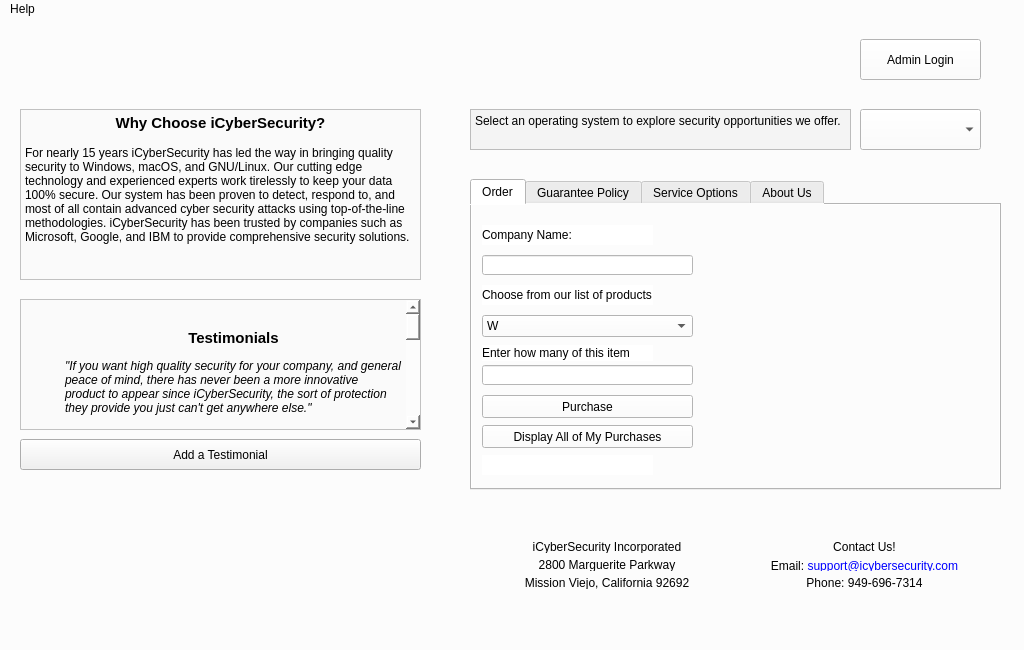
First picture: the form in src/mainwindow.ui, repository brianclinkenbeard/pamphlet, before the edit.
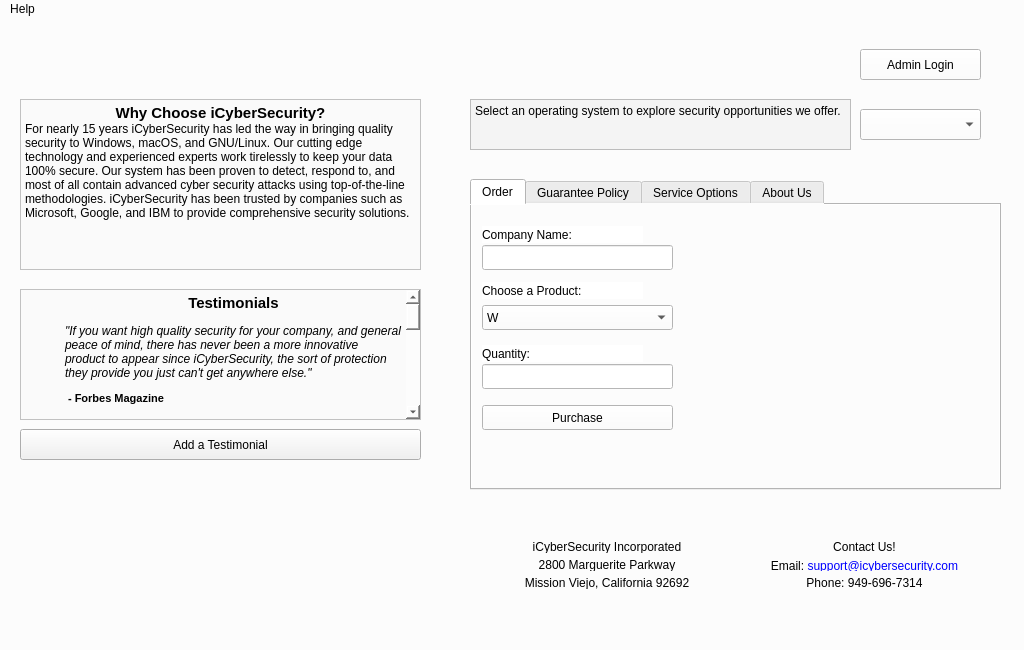
Second picture: the form after the edit.

Commit message: minor ui changes, remove transaction option from customer window

Diff of the .ui file:
```diff
--- a/src/mainwindow.ui
+++ b/src/mainwindow.ui
@@ -118,7 +118,7 @@
     <property name="geometry">
      <rect>
       <x>20</x>
-      <y>90</y>
+      <y>80</y>
       <width>401</width>
       <height>171</height>
      </rect>
@@ -130,17 +130,16 @@
      <string>&lt;!DOCTYPE HTML PUBLIC &quot;-//W3C//DTD HTML 4.0//EN&quot; &quot;http://www.w3.org/TR/REC-html40/strict.dtd&quot;&gt;
 &lt;html&gt;&lt;head&gt;&lt;meta name=&quot;qrichtext&quot; content=&quot;1&quot; /&gt;&lt;style type=&quot;text/css&quot;&gt;
 p, li { white-space: pre-wrap; }
-&lt;/style&gt;&lt;/head&gt;&lt;body style=&quot; font-family:'MS Shell Dlg 2'; font-size:8.25pt; font-weight:400; font-style:normal;&quot;&gt;
-&lt;p align=&quot;center&quot; style=&quot; margin-top:0px; margin-bottom:0px; margin-left:0px; margin-right:0px; -qt-block-indent:0; text-indent:0px;&quot;&gt;&lt;span style=&quot; font-size:11pt; font-weight:600;&quot;&gt;Why Choose iCyberSecurity?&lt;/span&gt;&lt;/p&gt;
-&lt;p style=&quot;-qt-paragraph-type:empty; margin-top:0px; margin-bottom:0px; margin-left:0px; margin-right:0px; -qt-block-indent:0; text-indent:0px; font-size:9pt; font-weight:600;&quot;&gt;&lt;br /&gt;&lt;/p&gt;
-&lt;p style=&quot; margin-top:0px; margin-bottom:0px; margin-left:0px; margin-right:0px; -qt-block-indent:0; text-indent:0px;&quot;&gt;&lt;a name=&quot;lipsum&quot;&gt;&lt;/a&gt;&lt;span style=&quot; font-family:'Sans Serif'; font-size:9pt;&quot;&gt;F&lt;/span&gt;&lt;span style=&quot; font-family:'Sans Serif'; font-size:9pt;&quot;&gt;or nearly 15 years iCyberSecurity has led the way in bringing quality security to Windows, macOS, and GNU/Linux. Our cutting edge technology and experienced experts work tirelessly to keep your data 100% secure. Our system has been proven to detect, respond to, and most of all contain advanced cyber security attacks using top-of-the-line methodologies. iCyberSecurity has been trusted by companies such as Microsoft, Google, and IBM to provide comprehensive security solutions.&lt;/span&gt;&lt;/p&gt;&lt;/body&gt;&lt;/html&gt;</string>
+&lt;/style&gt;&lt;/head&gt;&lt;body style=&quot; font-family:'Sans Serif'; font-size:9pt; font-weight:400; font-style:normal;&quot;&gt;
+&lt;p align=&quot;center&quot; style=&quot; margin-top:0px; margin-bottom:0px; margin-left:0px; margin-right:0px; -qt-block-indent:0; text-indent:0px;&quot;&gt;&lt;span style=&quot; font-family:'MS Shell Dlg 2'; font-size:11pt; font-weight:600;&quot;&gt;Why Choose iCyberSecurity?&lt;/span&gt;&lt;/p&gt;
+&lt;p style=&quot; margin-top:0px; margin-bottom:0px; margin-left:0px; margin-right:0px; -qt-block-indent:0; text-indent:0px;&quot;&gt;&lt;a name=&quot;lipsum&quot;&gt;&lt;/a&gt;For nearly 15 years iCyberSecurity has led the way in bringing quality security to Windows, macOS, and GNU/Linux. Our cutting edge technology and experienced experts work tirelessly to keep your data 100% secure. Our system has been proven to detect, respond to, and most of all contain advanced cyber security attacks using top-of-the-line methodologies. iCyberSecurity has been trusted by companies such as Microsoft, Google, and IBM to provide comprehensive security solutions.&lt;/p&gt;&lt;/body&gt;&lt;/html&gt;</string>
     </property>
    </widget>
    <widget class="QTextBrowser" name="testimonials_browser">
     <property name="geometry">
      <rect>
       <x>20</x>
-      <y>280</y>
+      <y>270</y>
       <width>401</width>
       <height>131</height>
      </rect>
@@ -152,30 +151,29 @@
      <string>&lt;!DOCTYPE HTML PUBLIC &quot;-//W3C//DTD HTML 4.0//EN&quot; &quot;http://www.w3.org/TR/REC-html40/strict.dtd&quot;&gt;
 &lt;html&gt;&lt;head&gt;&lt;meta name=&quot;qrichtext&quot; content=&quot;1&quot; /&gt;&lt;style type=&quot;text/css&quot;&gt;
 p, li { white-space: pre-wrap; }
-&lt;/style&gt;&lt;/head&gt;&lt;body style=&quot; font-family:'MS Shell Dlg 2'; font-size:8.25pt; font-weight:400; font-style:normal;&quot;&gt;
-&lt;p style=&quot;-qt-paragraph-type:empty; margin-top:12px; margin-bottom:0px; margin-left:0px; margin-right:0px; -qt-block-indent:1; text-indent:0px;&quot;&gt;&lt;br /&gt;&lt;/p&gt;
-&lt;p align=&quot;center&quot; style=&quot; margin-top:12px; margin-bottom:0px; margin-left:0px; margin-right:0px; -qt-block-indent:1; text-indent:0px;&quot;&gt;&lt;span style=&quot; font-family:'Sans Serif'; font-size:11pt; font-weight:600;&quot;&gt;Testimonials&lt;/span&gt;&lt;/p&gt;
-&lt;p style=&quot; margin-top:12px; margin-bottom:0px; margin-left:0px; margin-right:0px; -qt-block-indent:1; text-indent:0px;&quot;&gt;&lt;span style=&quot; font-family:'Sans Serif'; font-size:9pt; font-style:italic;&quot;&gt;&amp;quot;If you want high quality security for your company, and general peace of mind, there has never been a more innovative product to appear since iCyberSecurity, the sort of protection they provide you just can't get anywhere else.&amp;quot;&lt;/span&gt;&lt;/p&gt;
-&lt;p style=&quot; margin-top:12px; margin-bottom:0px; margin-left:0px; margin-right:0px; -qt-block-indent:1; text-indent:0px;&quot;&gt;&lt;span style=&quot; font-family:'Sans Serif'; font-size:8pt;&quot;&gt; &lt;/span&gt;&lt;span style=&quot; font-family:'Sans Serif'; font-size:8pt; font-weight:600;&quot;&gt;- Forbes Magazine&lt;/span&gt;&lt;/p&gt;
-&lt;p style=&quot; margin-top:12px; margin-bottom:0px; margin-left:0px; margin-right:0px; -qt-block-indent:1; text-indent:0px;&quot;&gt;&lt;span style=&quot; font-family:'Sans Serif'; font-size:9pt; font-style:italic;&quot;&gt;&amp;quot;iCyberSecurity is #1 in the industry when it comes to providing the quickest and most effective means of preventing cyber attacks. The innovative technology embedded in their algorithms leaves our company feeling secure so we can focus on the task at hand.&amp;quot; &lt;/span&gt;&lt;/p&gt;
-&lt;p style=&quot;-qt-paragraph-type:empty; margin-top:12px; margin-bottom:0px; margin-left:0px; margin-right:0px; -qt-block-indent:1; text-indent:0px; font-family:'Sans Serif'; font-size:9pt; font-style:italic;&quot;&gt;&lt;br /&gt;&lt;/p&gt;
-&lt;p style=&quot; margin-top:12px; margin-bottom:0px; margin-left:0px; margin-right:0px; -qt-block-indent:1; text-indent:0px;&quot;&gt;&lt;span style=&quot; font-family:'Sans Serif'; font-size:8pt; font-weight:600;&quot;&gt;- Google&lt;/span&gt;&lt;/p&gt;
-&lt;p style=&quot; margin-top:12px; margin-bottom:0px; margin-left:0px; margin-right:0px; -qt-block-indent:1; text-indent:0px;&quot;&gt;&lt;span style=&quot; font-family:'Sans Serif'; font-size:9pt; font-style:italic;&quot;&gt;&amp;quot;We use iCyberSecurity here at IBM and cannot say enough how greatly they have helped us. Their software combines ease of use with a wide range of functionality very effectively. iCyberSecurity provides extremely comprehensive solutions and assures that even the most complex attacks are contained.&amp;quot;&lt;/span&gt;&lt;/p&gt;
-&lt;p style=&quot; margin-top:12px; margin-bottom:0px; margin-left:0px; margin-right:0px; -qt-block-indent:1; text-indent:0px;&quot;&gt;&lt;span style=&quot; font-family:'Sans Serif'; font-size:8pt; font-weight:600;&quot;&gt;- IBM&lt;/span&gt;&lt;/p&gt;
-&lt;p style=&quot; margin-top:12px; margin-bottom:0px; margin-left:0px; margin-right:0px; -qt-block-indent:1; text-indent:0px;&quot;&gt;&lt;span style=&quot; font-family:'Sans Serif'; font-size:9pt; font-style:italic;&quot;&gt;&amp;quot;With the dawn of the digital age it has become an increasing concern for our company to keep up with the technology of our competition and the demands of our customers for the instant gratification of digital banking. With this comes a great risk to our customers security, and the burden of this responsibility has been lifted off our shoulders thanks to the help of iCyberSecurity. Finally, a reliable company that truly deems our comapny and our customer's security as a trop priority.&amp;quot;&lt;/span&gt;&lt;/p&gt;
-&lt;p style=&quot; margin-top:12px; margin-bottom:0px; margin-left:0px; margin-right:0px; -qt-block-indent:1; text-indent:0px;&quot;&gt;&lt;span style=&quot; font-family:'Sans Serif'; font-size:8pt; font-weight:600;&quot;&gt;- Bank of America&lt;/span&gt;&lt;/p&gt;
-&lt;p style=&quot; margin-top:12px; margin-bottom:0px; margin-left:0px; margin-right:0px; -qt-block-indent:1; text-indent:0px;&quot;&gt;&lt;span style=&quot; font-family:'Sans Serif'; font-size:9pt; font-style:italic;&quot;&gt;&amp;quot;Millions of people use our online service everyday. And with that comes a huge responsibility for our company to keep their data and their identities safe. iCyberSecurity has made our job so much easier by keeping both our data and our reputation safe.&amp;quot;&lt;/span&gt;&lt;/p&gt;
-&lt;p style=&quot; margin-top:12px; margin-bottom:0px; margin-left:0px; margin-right:0px; -qt-block-indent:1; text-indent:0px;&quot;&gt;&lt;span style=&quot; font-family:'Sans Serif'; font-size:8pt; font-weight:600;&quot;&gt;- Linked In&lt;/span&gt;&lt;/p&gt;
-&lt;p style=&quot; margin-top:12px; margin-bottom:0px; margin-left:0px; margin-right:0px; -qt-block-indent:1; text-indent:0px;&quot;&gt;&lt;span style=&quot; font-size:9pt; font-style:italic;&quot;&gt;“iCyberSecurity allows us to stay a step ahead of cyber criminals, and to effectively protect our customers’ data before an attack even occurs.Their services have made it much easier to respond to a cyber attack, and much faster. We're now able to use less resources, which gives our team more time to focus on development.”&lt;/span&gt;&lt;/p&gt;
-&lt;p style=&quot; margin-top:12px; margin-bottom:0px; margin-left:0px; margin-right:0px; -qt-block-indent:1; text-indent:0px;&quot;&gt;&lt;span style=&quot; font-family:'Sans Serif'; font-size:8pt; font-weight:600;&quot;&gt;- Adobe&lt;/span&gt;&lt;/p&gt;
-&lt;p style=&quot; margin-top:12px; margin-bottom:0px; margin-left:0px; margin-right:0px; -qt-block-indent:1; text-indent:0px;&quot;&gt;&lt;span style=&quot; font-family:'Sans Serif'; font-size:9pt; font-style:italic;&quot;&gt;&amp;quot;Choosing iCyberSecurity as a solution to cyber security for our comopany has proven over time to be a very strategic choice, with the sheer amount of features alone, this is the best security solution we have ever utilized.&lt;/span&gt;&lt;/p&gt;
-&lt;p style=&quot; margin-top:12px; margin-bottom:0px; margin-left:0px; margin-right:0px; -qt-block-indent:1; text-indent:0px;&quot;&gt;&lt;span style=&quot; font-family:'Sans Serif'; font-size:8pt; font-weight:600;&quot;&gt;- CVS&lt;/span&gt;&lt;/p&gt;
-&lt;p style=&quot; margin-top:12px; margin-bottom:0px; margin-left:0px; margin-right:0px; -qt-block-indent:1; text-indent:0px;&quot;&gt;&lt;span style=&quot; font-family:'Sans Serif'; font-size:9pt; font-style:italic;&quot;&gt;&amp;quot;Our information and management risk Department uses iCyberSecurity as an effective tool to communicate security threats to our businesses which has given us a competitive advantage over our competition, and allowed us to globalize our security management with immense ease.&amp;quot;&lt;/span&gt;&lt;/p&gt;
-&lt;p style=&quot; margin-top:12px; margin-bottom:0px; margin-left:0px; margin-right:0px; -qt-block-indent:1; text-indent:0px;&quot;&gt;&lt;span style=&quot; font-family:'Sans Serif'; font-size:8pt; font-weight:600;&quot;&gt;- Chevron&lt;/span&gt;&lt;/p&gt;
-&lt;p style=&quot; margin-top:12px; margin-bottom:0px; margin-left:0px; margin-right:0px; -qt-block-indent:1; text-indent:0px;&quot;&gt;&lt;span style=&quot; font-family:'Sans Serif'; font-size:9pt; font-style:italic;&quot;&gt;&amp;quot;iCyberSecurity has allowed our company to maintain continuity between our various vendors, and keep our various teams on the same page. This prodcut allows us to maintain a comprehensive risk and security analysis across all our departments.&amp;quot;&lt;/span&gt;&lt;/p&gt;
-&lt;p style=&quot; margin-top:12px; margin-bottom:0px; margin-left:0px; margin-right:0px; -qt-block-indent:1; text-indent:0px;&quot;&gt;&lt;span style=&quot; font-family:'Sans Serif'; font-size:8pt; font-weight:600;&quot;&gt;- Shell&lt;/span&gt;&lt;/p&gt;
-&lt;p style=&quot; margin-top:12px; margin-bottom:0px; margin-left:0px; margin-right:0px; -qt-block-indent:1; text-indent:0px;&quot;&gt;&lt;span style=&quot; font-family:'Sans Serif'; font-size:9pt; font-style:italic;&quot;&gt;&amp;quot;With more and more sophistaicatred digital technology in such high demand by our users, we were in desperate need for a universal solution to our security needs here in our technology department. After going with iCyberSecurity we don't regret the decision at all, it has made all our lives so much easier.&lt;/span&gt;&lt;/p&gt;
-&lt;p style=&quot; margin-top:12px; margin-bottom:0px; margin-left:0px; margin-right:0px; -qt-block-indent:1; text-indent:0px;&quot;&gt;&lt;span style=&quot; font-family:'Sans Serif'; font-size:8pt; font-weight:600;&quot;&gt;- Saddleback College&lt;/span&gt;&lt;/p&gt;&lt;/body&gt;&lt;/html&gt;</string>
+&lt;/style&gt;&lt;/head&gt;&lt;body style=&quot; font-family:'Sans Serif'; font-size:9pt; font-weight:400; font-style:normal;&quot;&gt;
+&lt;p align=&quot;center&quot; style=&quot; margin-top:12px; margin-bottom:0px; margin-left:0px; margin-right:0px; -qt-block-indent:1; text-indent:0px;&quot;&gt;&lt;span style=&quot; font-size:11pt; font-weight:600;&quot;&gt;Testimonials&lt;/span&gt;&lt;/p&gt;
+&lt;p style=&quot; margin-top:12px; margin-bottom:0px; margin-left:0px; margin-right:0px; -qt-block-indent:1; text-indent:0px;&quot;&gt;&lt;span style=&quot; font-style:italic;&quot;&gt;&amp;quot;If you want high quality security for your company, and general peace of mind, there has never been a more innovative product to appear since iCyberSecurity, the sort of protection they provide you just can't get anywhere else.&amp;quot;&lt;/span&gt;&lt;/p&gt;
+&lt;p style=&quot; margin-top:12px; margin-bottom:0px; margin-left:0px; margin-right:0px; -qt-block-indent:1; text-indent:0px;&quot;&gt;&lt;span style=&quot; font-size:8pt;&quot;&gt; &lt;/span&gt;&lt;span style=&quot; font-size:8pt; font-weight:600;&quot;&gt;- Forbes Magazine&lt;/span&gt;&lt;/p&gt;
+&lt;p style=&quot; margin-top:12px; margin-bottom:0px; margin-left:0px; margin-right:0px; -qt-block-indent:1; text-indent:0px;&quot;&gt;&lt;span style=&quot; font-style:italic;&quot;&gt;&amp;quot;iCyberSecurity is #1 in the industry when it comes to providing the quickest and most effective means of preventing cyber attacks. The innovative technology embedded in their algorithms leaves our company feeling secure so we can focus on the task at hand.&amp;quot; &lt;/span&gt;&lt;/p&gt;
+&lt;p style=&quot;-qt-paragraph-type:empty; margin-top:12px; margin-bottom:0px; margin-left:0px; margin-right:0px; -qt-block-indent:1; text-indent:0px; font-style:italic;&quot;&gt;&lt;br /&gt;&lt;/p&gt;
+&lt;p style=&quot; margin-top:12px; margin-bottom:0px; margin-left:0px; margin-right:0px; -qt-block-indent:1; text-indent:0px;&quot;&gt;&lt;span style=&quot; font-size:8pt; font-weight:600;&quot;&gt;- Google&lt;/span&gt;&lt;/p&gt;
+&lt;p style=&quot; margin-top:12px; margin-bottom:0px; margin-left:0px; margin-right:0px; -qt-block-indent:1; text-indent:0px;&quot;&gt;&lt;span style=&quot; font-style:italic;&quot;&gt;&amp;quot;We use iCyberSecurity here at IBM and cannot say enough how greatly they have helped us. Their software combines ease of use with a wide range of functionality very effectively. iCyberSecurity provides extremely comprehensive solutions and assures that even the most complex attacks are contained.&amp;quot;&lt;/span&gt;&lt;/p&gt;
+&lt;p style=&quot; margin-top:12px; margin-bottom:0px; margin-left:0px; margin-right:0px; -qt-block-indent:1; text-indent:0px;&quot;&gt;&lt;span style=&quot; font-size:8pt; font-weight:600;&quot;&gt;- IBM&lt;/span&gt;&lt;/p&gt;
+&lt;p style=&quot; margin-top:12px; margin-bottom:0px; margin-left:0px; margin-right:0px; -qt-block-indent:1; text-indent:0px;&quot;&gt;&lt;span style=&quot; font-style:italic;&quot;&gt;&amp;quot;With the dawn of the digital age it has become an increasing concern for our company to keep up with the technology of our competition and the demands of our customers for the instant gratification of digital banking. With this comes a great risk to our customers security, and the burden of this responsibility has been lifted off our shoulders thanks to the help of iCyberSecurity. Finally, a reliable company that truly deems our comapny and our customer's security as a trop priority.&amp;quot;&lt;/span&gt;&lt;/p&gt;
+&lt;p style=&quot; margin-top:12px; margin-bottom:0px; margin-left:0px; margin-right:0px; -qt-block-indent:1; text-indent:0px;&quot;&gt;&lt;span style=&quot; font-size:8pt; font-weight:600;&quot;&gt;- Bank of America&lt;/span&gt;&lt;/p&gt;
+&lt;p style=&quot; margin-top:12px; margin-bottom:0px; margin-left:0px; margin-right:0px; -qt-block-indent:1; text-indent:0px;&quot;&gt;&lt;span style=&quot; font-style:italic;&quot;&gt;&amp;quot;Millions of people use our online service everyday. And with that comes a huge responsibility for our company to keep their data and their identities safe. iCyberSecurity has made our job so much easier by keeping both our data and our reputation safe.&amp;quot;&lt;/span&gt;&lt;/p&gt;
+&lt;p style=&quot; margin-top:12px; margin-bottom:0px; margin-left:0px; margin-right:0px; -qt-block-indent:1; text-indent:0px;&quot;&gt;&lt;span style=&quot; font-size:8pt; font-weight:600;&quot;&gt;- Linked In&lt;/span&gt;&lt;/p&gt;
+&lt;p style=&quot; margin-top:12px; margin-bottom:0px; margin-left:0px; margin-right:0px; -qt-block-indent:1; text-indent:0px;&quot;&gt;&lt;span style=&quot; font-family:'MS Shell Dlg 2'; font-style:italic;&quot;&gt;“iCyberSecurity allows us to stay a step ahead of cyber criminals, and to effectively protect our customers’ data before an attack even occurs.Their services have made it much easier to respond to a cyber attack, and much faster. We're now able to use less resources, which gives our team more time to focus on development.”&lt;/span&gt;&lt;/p&gt;
+&lt;p style=&quot; margin-top:12px; margin-bottom:0px; margin-left:0px; margin-right:0px; -qt-block-indent:1; text-indent:0px;&quot;&gt;&lt;span style=&quot; font-size:8pt; font-weight:600;&quot;&gt;- Adobe&lt;/span&gt;&lt;/p&gt;
+&lt;p style=&quot; margin-top:12px; margin-bottom:0px; margin-left:0px; margin-right:0px; -qt-block-indent:1; text-indent:0px;&quot;&gt;&lt;span style=&quot; font-style:italic;&quot;&gt;&amp;quot;Choosing iCyberSecurity as a solution to cyber security for our comopany has proven over time to be a very strategic choice, with the sheer amount of features alone, this is the best security solution we have ever utilized.&lt;/span&gt;&lt;/p&gt;
+&lt;p style=&quot; margin-top:12px; margin-bottom:0px; margin-left:0px; margin-right:0px; -qt-block-indent:1; text-indent:0px;&quot;&gt;&lt;span style=&quot; font-size:8pt; font-weight:600;&quot;&gt;- CVS&lt;/span&gt;&lt;/p&gt;
+&lt;p style=&quot; margin-top:12px; margin-bottom:0px; margin-left:0px; margin-right:0px; -qt-block-indent:1; text-indent:0px;&quot;&gt;&lt;span style=&quot; font-style:italic;&quot;&gt;&amp;quot;Our information and management risk Department uses iCyberSecurity as an effective tool to communicate security threats to our businesses which has given us a competitive advantage over our competition, and allowed us to globalize our security management with immense ease.&amp;quot;&lt;/span&gt;&lt;/p&gt;
+&lt;p style=&quot; margin-top:12px; margin-bottom:0px; margin-left:0px; margin-right:0px; -qt-block-indent:1; text-indent:0px;&quot;&gt;&lt;span style=&quot; font-size:8pt; font-weight:600;&quot;&gt;- Chevron&lt;/span&gt;&lt;/p&gt;
+&lt;p style=&quot; margin-top:12px; margin-bottom:0px; margin-left:0px; margin-right:0px; -qt-block-indent:1; text-indent:0px;&quot;&gt;&lt;span style=&quot; font-style:italic;&quot;&gt;&amp;quot;iCyberSecurity has allowed our company to maintain continuity between our various vendors, and keep our various teams on the same page. This prodcut allows us to maintain a comprehensive risk and security analysis across all our departments.&amp;quot;&lt;/span&gt;&lt;/p&gt;
+&lt;p style=&quot; margin-top:12px; margin-bottom:0px; margin-left:0px; margin-right:0px; -qt-block-indent:1; text-indent:0px;&quot;&gt;&lt;span style=&quot; font-size:8pt; font-weight:600;&quot;&gt;- Shell&lt;/span&gt;&lt;/p&gt;
+&lt;p style=&quot; margin-top:12px; margin-bottom:0px; margin-left:0px; margin-right:0px; -qt-block-indent:1; text-indent:0px;&quot;&gt;&lt;span style=&quot; font-style:italic;&quot;&gt;&amp;quot;With more and more sophistaicatred digital technology in such high demand by our users, we were in desperate need for a universal solution to our security needs here in our technology department. After going with iCyberSecurity we don't regret the decision at all, it has made all our lives so much easier.&lt;/span&gt;&lt;/p&gt;
+&lt;p style=&quot; margin-top:12px; margin-bottom:0px; margin-left:0px; margin-right:0px; -qt-block-indent:1; text-indent:0px;&quot;&gt;&lt;span style=&quot; font-size:8pt; font-weight:600;&quot;&gt;- Saddleback College&lt;/span&gt;&lt;/p&gt;&lt;/body&gt;&lt;/html&gt;</string>
     </property>
    </widget>
    <widget class="QWidget" name="layoutWidget">
@@ -300,9 +298,9 @@
       <property name="geometry">
        <rect>
         <x>10</x>
-        <y>110</y>
-        <width>211</width>
-        <height>22</height>
+        <y>100</y>
+        <width>191</width>
+        <height>25</height>
        </rect>
       </property>
       <property name="styleSheet">
@@ -333,9 +331,9 @@
       <property name="geometry">
        <rect>
         <x>10</x>
-        <y>20</y>
-        <width>171</width>
-        <height>20</height>
+        <y>21</y>
+        <width>161</width>
+        <height>17</height>
        </rect>
       </property>
       <property name="styleSheet">
@@ -349,9 +347,9 @@
       <property name="geometry">
        <rect>
         <x>10</x>
-        <y>50</y>
-        <width>211</width>
-        <height>20</height>
+        <y>40</y>
+        <width>191</width>
+        <height>25</height>
        </rect>
       </property>
       <property name="styleSheet">
@@ -362,41 +360,25 @@
       <property name="geometry">
        <rect>
         <x>10</x>
-        <y>80</y>
-        <width>171</width>
-        <height>20</height>
+        <y>77</y>
+        <width>161</width>
+        <height>17</height>
        </rect>
       </property>
       <property name="styleSheet">
        <string notr="true">background-color: rgb(255, 255, 255);</string>
       </property>
       <property name="text">
-       <string>Choose from our list of products</string>
-      </property>
-     </widget>
-     <widget class="QLabel" name="label_errorMessage">
-      <property name="geometry">
-       <rect>
-        <x>10</x>
-        <y>250</y>
-        <width>171</width>
-        <height>20</height>
-       </rect>
-      </property>
-      <property name="styleSheet">
-       <string notr="true">background-color: rgb(255, 255, 255);</string>
-      </property>
-      <property name="text">
-       <string/>
+       <string>Choose a Product:</string>
       </property>
      </widget>
      <widget class="QPushButton" name="Purchase">
       <property name="geometry">
        <rect>
         <x>10</x>
-        <y>190</y>
-        <width>211</width>
-        <height>23</height>
+        <y>200</y>
+        <width>191</width>
+        <height>25</height>
        </rect>
       </property>
       <property name="text">
@@ -408,43 +390,30 @@
        <rect>
         <x>10</x>
         <y>140</y>
-        <width>171</width>
-        <height>16</height>
+        <width>161</width>
+        <height>17</height>
        </rect>
       </property>
       <property name="styleSheet">
        <string notr="true">background-color: rgb(255, 255, 255);</string>
       </property>
       <property name="text">
-       <string>Enter how many of this item </string>
+       <string>Quantity:</string>
       </property>
      </widget>
      <widget class="QLineEdit" name="lineEdit_quantity">
       <property name="geometry">
        <rect>
         <x>10</x>
-        <y>160</y>
-        <width>211</width>
-        <height>20</height>
+        <y>159</y>
+        <width>191</width>
+        <height>25</height>
        </rect>
       </property>
       <property name="styleSheet">
        <string notr="true">background-color: rgb(255, 255, 255);</string>
       </property>
      </widget>
-     <widget class="QPushButton" name="DisplayPurchases">
-      <property name="geometry">
-       <rect>
-        <x>10</x>
-        <y>220</y>
-        <width>211</width>
-        <height>23</height>
-       </rect>
-      </property>
-      <property name="text">
-       <string>Display All of My Purchases</string>
-      </property>
-     </widget>
      <widget class="QLabel" name="label_image">
       <property name="geometry">
        <rect>
@@ -458,6 +427,22 @@
        <string/>
       </property>
      </widget>
+     <widget class="QLabel" name="label_errorMessage">
+      <property name="geometry">
+       <rect>
+        <x>10</x>
+        <y>230</y>
+        <width>191</width>
+        <height>21</height>
+       </rect>
+      </property>
+      <property name="text">
+       <string/>
+      </property>
+      <property name="alignment">
+       <set>Qt::AlignCenter</set>
+      </property>
+     </widget>
      <zorder>label_image</zorder>
      <zorder>listOfProducts</zorder>
      <zorder>label</zorder>
@@ -528,7 +513,7 @@
     <property name="geometry">
      <rect>
       <x>20</x>
-      <y>420</y>
+      <y>410</y>
       <width>401</width>
       <height>31</height>
      </rect>
@@ -544,9 +529,9 @@
     <property name="geometry">
      <rect>
       <x>470</x>
-      <y>90</y>
+      <y>80</y>
       <width>381</width>
-      <height>41</height>
+      <height>51</height>
      </rect>
     </property>
     <property name="styleSheet">
@@ -556,8 +541,8 @@
      <string>&lt;!DOCTYPE HTML PUBLIC &quot;-//W3C//DTD HTML 4.0//EN&quot; &quot;http://www.w3.org/TR/REC-html40/strict.dtd&quot;&gt;
 &lt;html&gt;&lt;head&gt;&lt;meta name=&quot;qrichtext&quot; content=&quot;1&quot; /&gt;&lt;style type=&quot;text/css&quot;&gt;
 p, li { white-space: pre-wrap; }
-&lt;/style&gt;&lt;/head&gt;&lt;body style=&quot; font-family:'MS Shell Dlg 2'; font-size:8.25pt; font-weight:400; font-style:normal;&quot;&gt;
-&lt;p style=&quot; margin-top:0px; margin-bottom:0px; margin-left:0px; margin-right:0px; -qt-block-indent:0; text-indent:0px;&quot;&gt;&lt;span style=&quot; font-family:'Sans Serif'; font-size:9pt;&quot;&gt;Select an operating system to explore security opportunities we offer.&lt;/span&gt;&lt;/p&gt;&lt;/body&gt;&lt;/html&gt;</string>
+&lt;/style&gt;&lt;/head&gt;&lt;body style=&quot; font-family:'Sans Serif'; font-size:9pt; font-weight:400; font-style:normal;&quot;&gt;
+&lt;p style=&quot; margin-top:0px; margin-bottom:0px; margin-left:0px; margin-right:0px; -qt-block-indent:0; text-indent:0px;&quot;&gt;Select an operating system to explore security opportunities we offer.&lt;/p&gt;&lt;/body&gt;&lt;/html&gt;</string>
     </property>
    </widget>
    <widget class="QComboBox" name="comboBox">
@@ -566,7 +551,7 @@
       <x>860</x>
       <y>90</y>
       <width>121</width>
-      <height>41</height>
+      <height>31</height>
      </rect>
     </property>
     <item>
@@ -607,9 +592,9 @@
     <property name="geometry">
      <rect>
       <x>860</x>
-      <y>20</y>
+      <y>30</y>
       <width>121</width>
-      <height>41</height>
+      <height>31</height>
      </rect>
     </property>
     <property name="text">
@@ -620,7 +605,7 @@
     <property name="geometry">
      <rect>
       <x>20</x>
-      <y>430</y>
+      <y>420</y>
       <width>401</width>
       <height>161</height>
      </rect>
```
Left out of the diff: 14 changed lines with no effect on the pictures. The commit also changes 6 other files.
